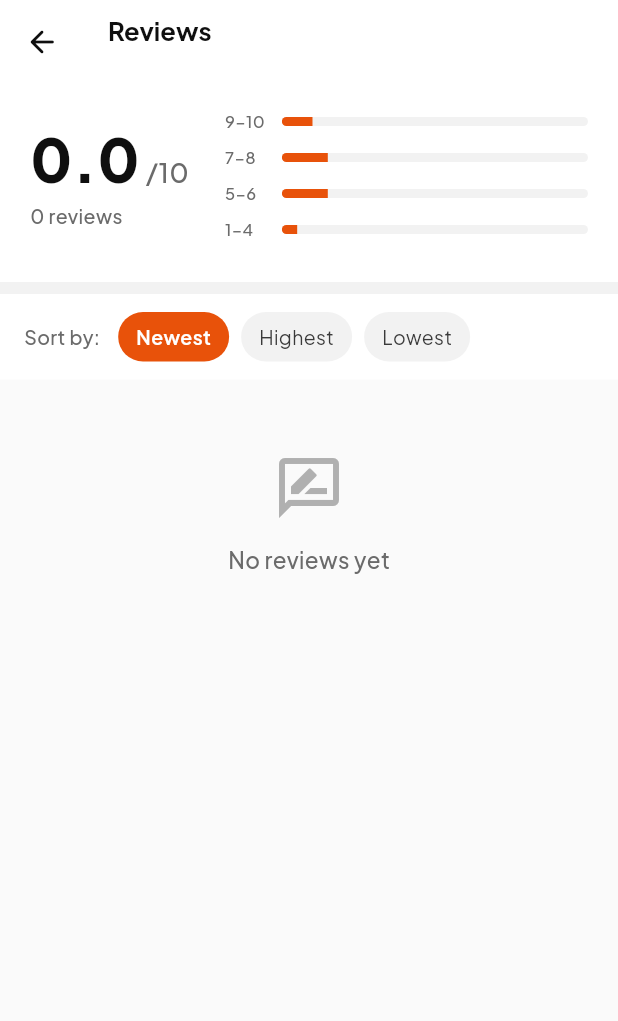
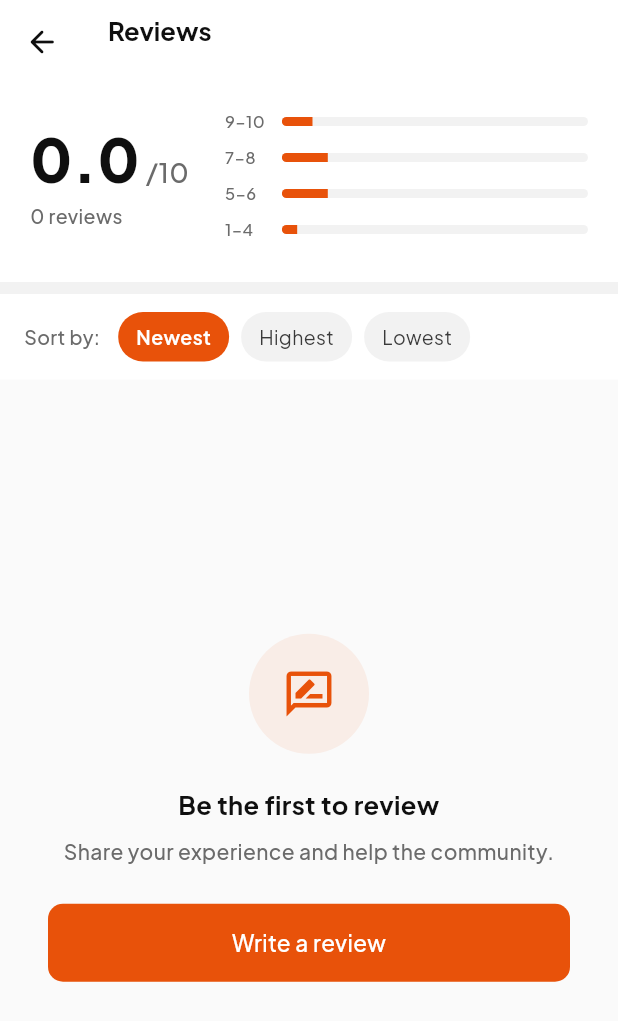
Before and after one commit to 23aneessss/jo3t-app, a Flutter app: the AllReviewsScreen screen opened directly with empty values, on a phone screen of 412 x 824 dp. Shown: the top 1021 px of the screen. Run offline on Flutter 3.47's test engine with Material 3 defaults, Android fonts, the light colour scheme and no system bars; drawn by our look-alikes of flutter_animate; our stand-ins replace cached_network_image, dartz, flutter_riverpod, go_router, google_fonts, shimmer and 1 more.

Commit message:
Replace custom empty state in AllReviewsScreen with EmptyReviewsState for improved clarity and reusability; update pubspec.yaml and pubspec.lock to include hive and path_provider dependencies

```diff
--- a/lib/features/place/presentation/all_reviews_screen.dart
+++ b/lib/features/place/presentation/all_reviews_screen.dart
@@ -224,28 +224,10 @@ class _AllReviewsScreenState extends ConsumerState<AllReviewsScreen> {
             ),
             data: (reviews) {
               if (reviews.isEmpty) {
-                return SliverToBoxAdapter(
-                  child: Center(
-                    child: Padding(
-                      padding: const EdgeInsets.all(AppSizes.s48),
-                      child: Column(
-                        children: [
-                          Icon(
-                            Icons.rate_review_outlined,
-                            color: AppColors.neutral300,
-                            size: AppSizes.s48,
-                          ),
-                          const SizedBox(height: AppSizes.s12),
-                          Text(
-                            'No reviews yet',
-                            style: TextStyle(
-                              color: AppColors.neutral500,
-                              fontSize: 15,
-                            ),
-                          ),
-                        ],
-                      ),
-                    ),
+                return SliverFillRemaining(
+                  hasScrollBody: false,
+                  child: EmptyReviewsState(
+                    onWrite: () => Navigator.of(context).pop(),
                   ),
                 );
               }
--- a/pubspec.yaml
+++ b/pubspec.yaml
@@ -32,6 +32,10 @@ dependencies:
   # Functional programming / Either type
   dartz: ^0.10.1
 
+  # Local cache / offline
+  hive_flutter: ^1.1.0
+  path_provider: ^2.1.5
+
   # Utilities
   timeago: ^3.7.0
   intl: ^0.20.2
```
Also changed, not shown: pubspec.lock.
